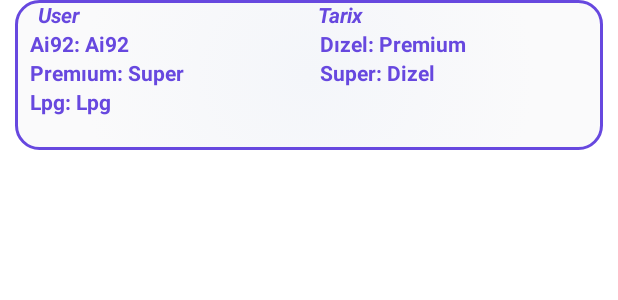
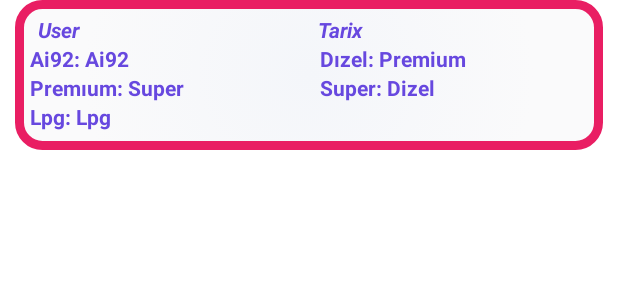
Before and after one commit to Mobil128/SocarPetroleum, an Android app: the layout layout_row_view_tab2.xml on its own in the app's theme, with its tools: preview values and no code run, on a phone screen of 412 x 824 dp. Shown: the top 300 px of the screen. Run offline under Robolectric (Android 15) with nearby library versions, the light colour scheme and no system bars.

Commit message:
vneseni izmeneniya

```diff
--- a/app/src/main/res/drawable/backgraund_alllist.xml
+++ b/app/src/main/res/drawable/backgraund_alllist.xml
@@ -10,8 +10,8 @@
         android:type="radial"
         android:useLevel="false"/>
     <stroke
-        android:width="2dp"
-        android:color="@color/lavender"/>
+        android:width="6dp"
+        android:color="#E91E63"/>
 
     <size
         android:width="150dp"
--- a/app/src/main/res/layout/fragment_hamisi.xml
+++ b/app/src/main/res/layout/fragment_hamisi.xml
@@ -11,6 +11,7 @@
         android:layout_width="match_parent"
         android:layout_height="match_parent"
 
+        android:background="#89B8DD"
         android:orientation="vertical"
         tools:context=".DirektorActivity">
 
@@ -49,7 +50,8 @@
             <ListView
                 android:id="@+id/list2"
                 android:layout_width="match_parent"
-                android:layout_height="match_parent" />
+                android:layout_height="match_parent"
+                android:background="#89B8DD" />
 
         </LinearLayout>
 
--- a/app/src/main/res/layout/layout_row_view_tab2.xml
+++ b/app/src/main/res/layout/layout_row_view_tab2.xml
@@ -31,6 +31,7 @@
                     android:layout_width="wrap_content"
                     android:layout_height="wrap_content"
                     android:layout_marginStart="15dp"
+                    android:layout_marginTop="10dp"
                     android:layout_weight="1"
                     android:text="User"
                     android:textColor="@color/lavender"
@@ -40,6 +41,7 @@
                     android:id="@+id/tv_tab2_tarix"
                     android:layout_width="wrap_content"
                     android:layout_height="wrap_content"
+                    android:layout_marginTop="10dp"
                     android:layout_weight="1"
                     android:text="Tarix"
                     android:textColor="@color/lavender"
```
Also changed, not shown: app/src/main/java/mobil/ev/socarpetroleum/HamisiFragment.java (+25 -1 lines).
